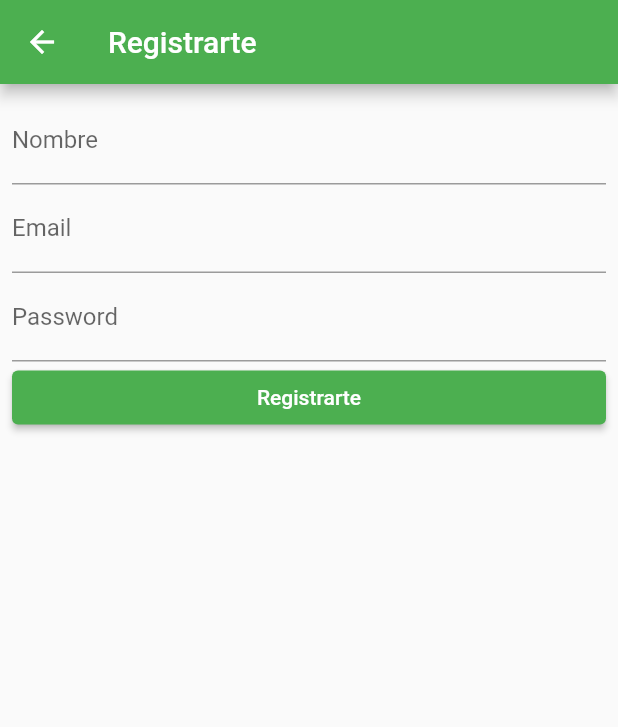
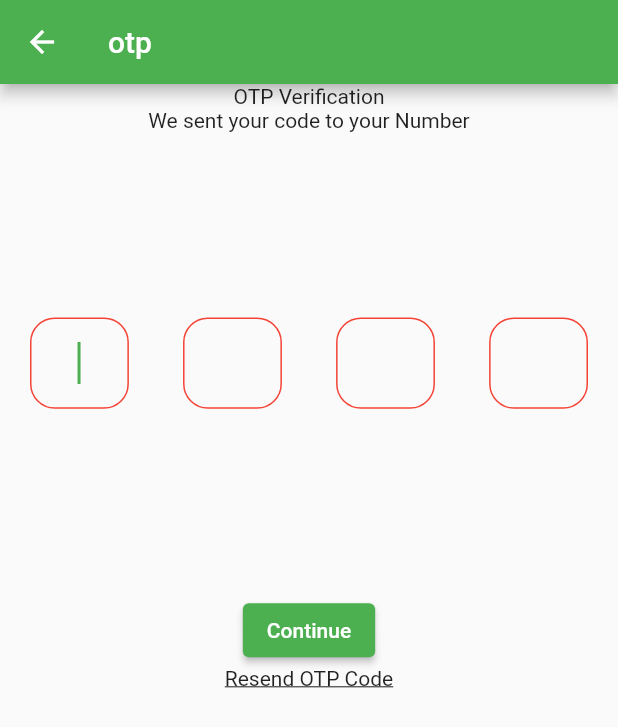
Before and after one commit to Richard-ece/JamReStore-1, a Flutter app: the SignUpPage screen opened by its route, after a tap on "Registrarte", on a phone screen of 412 x 824 dp. Shown: the top 727 px of the screen. Run offline on Flutter 3.47's test engine with Material 2 defaults, Android fonts, the phone set to English and light mode, and no system bars; our stand-ins replace bloc, dio, equatable, flutter_bloc, flutter_hooks, introduction_screen; missing offline and left inert: dart:js; generated files the repository leaves out were written again; network calls fail.

Commit message:
verificacion de numero

```diff
--- /dev/null
+++ b/lib/components/otp/body.dart
@@ -0,0 +1,39 @@
+import 'package:flutter/material.dart';
+import 'package:jam_re_store/components/otp/otp_form.dart';
+
+class Body extends StatelessWidget {
+  const Body({Key? key}) : super(key: key);
+
+  @override
+  Widget build(BuildContext context) {
+    return SizedBox(
+      width: double.infinity,
+      child: Padding(
+        padding: EdgeInsets.symmetric(horizontal: (20)),
+        child: SingleChildScrollView(
+          child: Column(
+            children: [
+              //SizedBox(height, 0.05),
+              Text(
+                "OTP Verification",
+              ),
+              Text("We sent your code to your Number"),
+
+              OtpForm(),
+              SizedBox(height: 0.1),
+              GestureDetector(
+                onTap: () {
+                  // OTP code resend
+                },
+                child: Text(
+                  "Resend OTP Code",
+                  style: TextStyle(decoration: TextDecoration.underline),
+                ),
+              )
+            ],
+          ),
+        ),
+      ),
+    );
+  }
+}
--- /dev/null
+++ b/lib/components/otp/otp_form.dart
@@ -0,0 +1,145 @@
+import 'package:flutter/material.dart';
+import 'package:flutter_hooks/flutter_hooks.dart';
+
+class SizeConfig {
+  static late MediaQueryData _mediaQueryData;
+  static late double screenWidth;
+  static late double screenHeight;
+  static double? defaultSize;
+  static Orientation? orientation;
+
+  void init(BuildContext context) {
+    _mediaQueryData = MediaQuery.of(context);
+    screenWidth = _mediaQueryData.size.width;
+    screenHeight = _mediaQueryData.size.height;
+    orientation = _mediaQueryData.orientation;
+  }
+}
+
+// Get the proportionate height as per screen size
+double getProportionateScreenHeight(double inputHeight) {
+  double screenHeight = SizeConfig.screenHeight;
+  // 812 is the layout height that designer use
+  return (inputHeight / 812.0) * screenHeight;
+}
+
+// Get the proportionate height as per screen size
+double getProportionateScreenWidth(double inputWidth) {
+  double screenWidth = SizeConfig.screenWidth;
+  // 375 is the layout width that designer use
+  return (inputWidth / 375.0) * screenWidth;
+}
+
+final otpInputDecoration = InputDecoration(
+  contentPadding:
+      EdgeInsets.symmetric(vertical: getProportionateScreenWidth(15)),
+  border: outlineInputBorder(),
+  focusedBorder: outlineInputBorder(),
+  enabledBorder: outlineInputBorder(),
+);
+
+OutlineInputBorder outlineInputBorder() {
+  return OutlineInputBorder(
+    borderRadius: BorderRadius.circular(getProportionateScreenWidth(15)),
+    borderSide: BorderSide(color: Colors.red),
+  );
+}
+
+class OtpForm extends HookWidget {
+  FocusNode? pin2FocusNode;
+  FocusNode? pin3FocusNode;
+  FocusNode? pin4FocusNode;
+
+  void nextField(String value, FocusNode? focusNode) {
+    if (value.length == 1) {
+      focusNode!.requestFocus();
+    }
+  }
+
+  @override
+  Widget build(BuildContext context) {
+    useEffect(() {
+      pin2FocusNode = FocusNode();
+      pin3FocusNode = FocusNode();
+      pin4FocusNode = FocusNode();
+      return (() {
+        pin2FocusNode!.dispose();
+        pin3FocusNode!.dispose();
+        pin4FocusNode!.dispose();
+      });
+    });
+
+    SizeConfig().init(context);
+    return Form(
+      child: Column(
+        children: [
+          SizedBox(height: SizeConfig.screenHeight * 0.15),
+          Row(
+            mainAxisAlignment: MainAxisAlignment.spaceBetween,
+            children: [
+              SizedBox(
+                width: getProportionateScreenWidth(60),
+                child: TextFormField(
+                  autofocus: true,
+                  obscureText: true,
+                  style: TextStyle(fontSize: 24),
+                  keyboardType: TextInputType.number,
+                  textAlign: TextAlign.center,
+                  decoration: otpInputDecoration,
+                  onChanged: (value) {
+                    nextField(value, pin2FocusNode);
+                  },
+                ),
+              ),
+              SizedBox(
+                width: getProportionateScreenWidth(60),
+                child: TextFormField(
+                  focusNode: pin2FocusNode,
+                  obscureText: true,
+                  style: TextStyle(fontSize: 24),
+                  keyboardType: TextInputType.number,
+                  textAlign: TextAlign.center,
+                  decoration: otpInputDecoration,
+                  onChanged: (value) => nextField(value, pin3FocusNode),
+                ),
+              ),
+              SizedBox(
+                width: getProportionateScreenWidth(60),
+                child: TextFormField(
+                  focusNode: pin3FocusNode,
+                  obscureText: true,
+                  style: TextStyle(fontSize: 24),
+                  keyboardType: TextInputType.number,
+                  textAlign: TextAlign.center,
+                  decoration: otpInputDecoration,
+                  onChanged: (value) => nextField(value, pin4FocusNode),
+                ),
+              ),
+              SizedBox(
+                width: getProportionateScreenWidth(60),
+                child: TextFormField(
+                  focusNode: pin4FocusNode,
+                  obscureText: true,
+                  style: TextStyle(fontSize: 24),
+                  keyboardType: TextInputType.number,
+                  textAlign: TextAlign.center,
+                  decoration: otpInputDecoration,
+                  onChanged: (value) {
+                    if (value.length == 1) {
+                      pin4FocusNode!.unfocus();
+                    }
+                  },
+                ),
+              ),
+            ],
+          ),
+          SizedBox(height: SizeConfig.screenHeight * 0.15),
+          ElevatedButton(
+            child: Text("Continue"),
+            onPressed: () {},
+          )
+        ],
+      ),
+    );
+  }
+}
--- /dev/null
+++ b/lib/pages/auth/otp/otp_page.dart
@@ -0,0 +1,16 @@
+import 'package:flutter/material.dart';
+import 'package:flutter_hooks/flutter_hooks.dart';
+import 'package:jam_re_store/components/otp/body.dart';
+
+class OtpPage extends HookWidget {
+  const OtpPage({Key? key}) : super(key: key);
+
+  @override
+  Widget build(BuildContext context) {
+    return Scaffold(
+        appBar: AppBar(
+          title: Text("otp"),
+        ),
+        body: Body());
+  }
+}
--- a/lib/pages/auth/sign_up/sign_up_page.dart
+++ b/lib/pages/auth/sign_up/sign_up_page.dart
@@ -5,6 +5,7 @@ import 'package:flutter_hooks/flutter_hooks.dart';
 import 'package:jam_re_store/bloc/auth/auth_bloc.dart';
 import 'package:jam_re_store/bloc/auth/auth_event.dart';
 import 'package:jam_re_store/models/auth/user.dart';
+import 'package:jam_re_store/routes/names.dart';
 
 class SignUpPage extends HookWidget {
   const SignUpPage({Key? key}) : super(key: key);
@@ -25,6 +26,7 @@ class SignUpPage extends HookWidget {
               ),
             ),
           );
+      Navigator.pushNamed(context, NamesRoutes.otp);
     }
 
     return Scaffold(
--- a/lib/routes/names.dart
+++ b/lib/routes/names.dart
@@ -1,6 +1,7 @@
 class NamesRoutes {
   static const initial = "/";
-  static const signUp = "/signUp";
+  static const signUp = "/signUp dsjaodjsa";
   static const signIn = "/signIn";
   static const home = "/home";
+  static const otp = "/otp";
 }
--- a/lib/routes/routes.dart
+++ b/lib/routes/routes.dart
@@ -1,4 +1,7 @@
+import 'dart:js';
+
 import 'package:flutter/material.dart';
+import 'package:jam_re_store/pages/auth/otp/otp_page.dart';
 import 'package:jam_re_store/pages/auth/sign_in/sign_in_page.dart';
 import 'package:jam_re_store/pages/auth/sign_up/sign_up_page.dart';
 import 'package:jam_re_store/pages/home/home.dart';
@@ -8,4 +11,5 @@ var routes = <String, WidgetBuilder>{
   NamesRoutes.signIn: (context) => const SignInPage(),
   NamesRoutes.signUp: (context) => const SignUpPage(),
   NamesRoutes.home: (context) => const HomeView(),
+  NamesRoutes.otp: (context) => const OtpPage(),
 };
```
